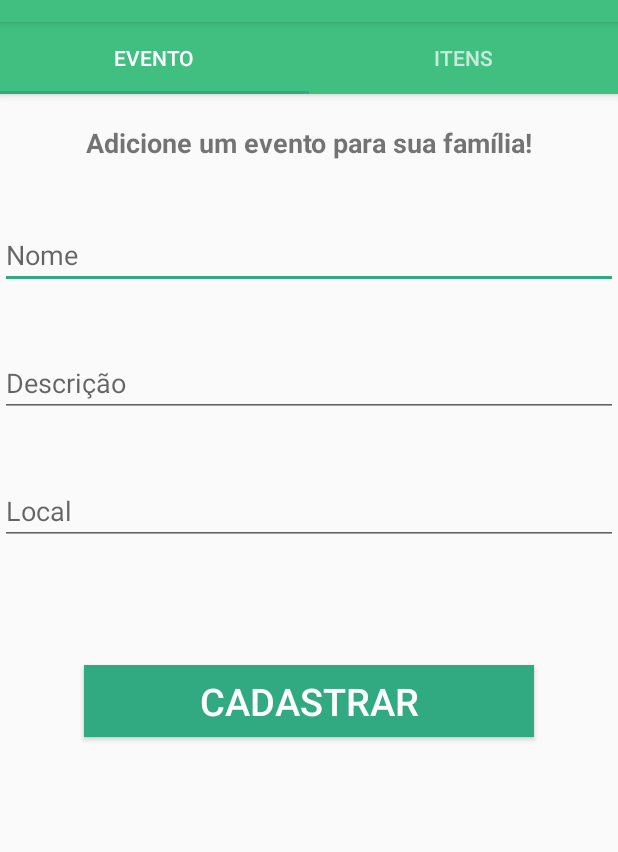
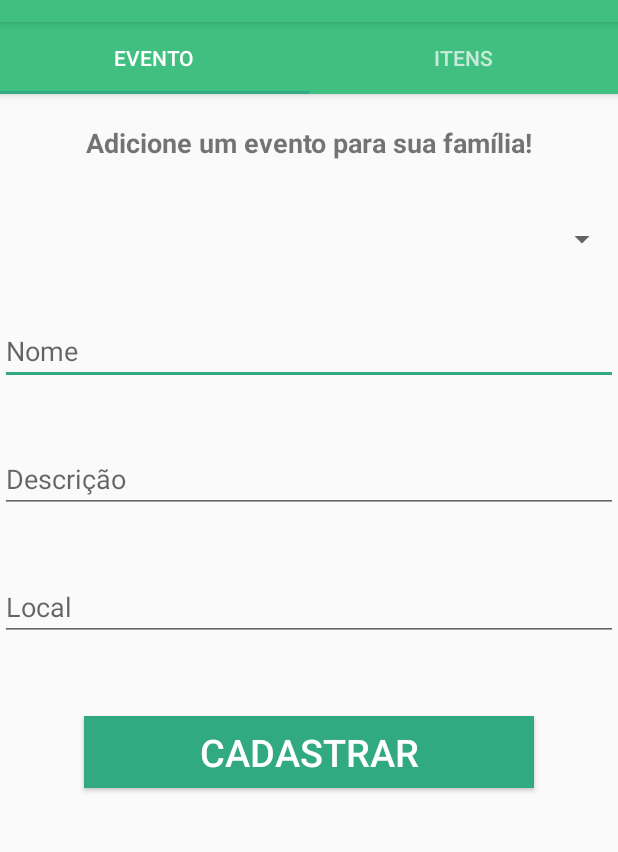
Before and after one commit to Jeaan2/Familyst-android, an Android app: the CadastroEventoFragment screen opened directly, with no data from a screen before it, on a phone screen of 412 x 824 dp, the part 62-914 px from its top. Run offline under Robolectric (Android 15) with nearby library versions, the phone set to English and light mode, and no system bars; network calls fail.

Commit message:
implementado onLongItemClick, format de data, action bar buttons

```diff
--- a/app/src/main/java/com/tcc/ufpr/familyst/Adapters/AlbumAdapter.java
+++ b/app/src/main/java/com/tcc/ufpr/familyst/Adapters/AlbumAdapter.java
@@ -49,9 +49,12 @@ public class AlbumAdapter extends ArrayAdapter<Album> {
             holder = (AlbumHolder)row.getTag();
         }
 
+        android.text.format.DateFormat df = new android.text.format.DateFormat();
         Album album = dados.get(position);
+
+        String dataFormatada =  df.format("dd/MM", album.getDataCriacao()).toString();
         holder.txtNome.setText(album.getNome());
-        holder.txtData.setText(album.getDataCriacao().toString());
+        holder.txtData.setText(dataFormatada);
 
         return row;
     }
--- a/app/src/main/java/com/tcc/ufpr/familyst/Adapters/ComentarioAdapter.java
+++ b/app/src/main/java/com/tcc/ufpr/familyst/Adapters/ComentarioAdapter.java
@@ -49,11 +49,13 @@ public class ComentarioAdapter extends ArrayAdapter<Comentario> {
         {
             holder = (ComentarioHolder)row.getTag();
         }
-
+        android.text.format.DateFormat df = new android.text.format.DateFormat();
         Comentario comentario = dados.get(position);
         //holder.txtNome.setText(comentario.getNome());
+
+        String dataFormatada =  df.format("dd/MM", comentario.getDataCriacao()).toString();
         holder.txtDescricao.setText(comentario.getDescricao());
-        holder.txtData.setText(comentario.getDataCriacao().toString());
+        holder.txtData.setText(dataFormatada);
 
         return row;
     }
--- a/app/src/main/java/com/tcc/ufpr/familyst/Adapters/EventoAdapter.java
+++ b/app/src/main/java/com/tcc/ufpr/familyst/Adapters/EventoAdapter.java
@@ -53,7 +53,7 @@ public class EventoAdapter extends ArrayAdapter<Evento> {
         android.text.format.DateFormat df = new android.text.format.DateFormat();
         Evento evento = dados.get(position);
 
-        String dataFormatada =  df.format("dd-MM-yyyy", evento.getDataCriacao()).toString();
+        String dataFormatada =  df.format("dd/MM/yy", evento.getDataCriacao()).toString();
         holder.txtNome.setText(evento.getNome());
         holder.txtData.setText(dataFormatada);
 
--- a/app/src/main/java/com/tcc/ufpr/familyst/Adapters/GaleriaAdapter.java
+++ b/app/src/main/java/com/tcc/ufpr/familyst/Adapters/GaleriaAdapter.java
@@ -45,10 +45,12 @@ public class GaleriaAdapter extends ArrayAdapter<Galeria> {
         else {
             holder = (GaleriaHolder)row.getTag();
         }
+        android.text.format.DateFormat df = new android.text.format.DateFormat();
+        Galeria galeria = dados[position];
 
-        Galeria galeria = dados[position];
+        String dataFormatada =  df.format("dd/MM/yy", galeria.getDataCriacao()).toString();
         holder.txtNome.setText(galeria.getNome());
-        holder.txtData.setText(galeria.getDataCriacao().toString());
+        holder.txtData.setText(dataFormatada);
 
         return row;
     }
--- a/app/src/main/java/com/tcc/ufpr/familyst/Adapters/VideoAdapter.java
+++ b/app/src/main/java/com/tcc/ufpr/familyst/Adapters/VideoAdapter.java
@@ -48,10 +48,12 @@ public class VideoAdapter extends ArrayAdapter<Video> {
         {
             holder = (VideoHolder) row.getTag();
         }
+        android.text.format.DateFormat df = new android.text.format.DateFormat();
+        Video video = dados.get(position);
 
-        Video video = dados.get(position);
+        String dataFormatada =  df.format("dd/MM/yy", video.getDataCriacao()).toString();
         holder.txtDescricao.setText(video.getDescricao());
-        holder.txtData.setText(video.getDataCriacao().toString());
+        holder.txtData.setText(dataFormatada);
 
         return row;
 
--- a/app/src/main/java/com/tcc/ufpr/familyst/Fragments/CadastroEventoFragment.java
+++ b/app/src/main/java/com/tcc/ufpr/familyst/Fragments/CadastroEventoFragment.java
@@ -8,6 +8,7 @@ import android.view.View;
 import android.view.ViewGroup;
 import android.widget.Button;
 import android.widget.EditText;
+import android.widget.Spinner;
 
 import com.tcc.ufpr.familyst.R;
 
@@ -16,6 +17,7 @@ import com.tcc.ufpr.familyst.R;
  */
 public class CadastroEventoFragment extends Fragment {
 
+    private Spinner spnTipoEvento;
     private EditText nomeEvento;
     private EditText localEvento;
     private EditText descricaoEvento;
@@ -35,6 +37,7 @@ public class CadastroEventoFragment extends Fragment {
         nomeEvento = (EditText) rootView.findViewById(R.id.txt_nome_evento_cadastro);
         localEvento = (EditText) rootView.findViewById(R.id.txt_local_evento_cadastro);
         descricaoEvento = (EditText) rootView.findViewById(R.id.txt_descricao_evento_cadastro);
+        spnTipoEvento = (Spinner) rootView.findViewById(R.id.spn_tipo_evento);
         btnCadastrarEvento = (Button) rootView.findViewById(R.id.btn_cadastrar_evento);
 
         btnCadastrarEvento.setOnClickListener(new View.OnClickListener() {
--- a/app/src/main/java/com/tcc/ufpr/familyst/Fragments/EventosFragment.java
+++ b/app/src/main/java/com/tcc/ufpr/familyst/Fragments/EventosFragment.java
@@ -81,12 +81,12 @@ public class EventosFragment extends Fragment {
             }
         });
 
-        listViewProximosEventos.setOnLongClickListener(new View.OnLongClickListener() {
+        listViewProximosEventos.setOnItemLongClickListener(new AdapterView.OnItemLongClickListener() {
             @Override
-            public boolean onLongClick(View v) {
+            public boolean onItemLongClick(AdapterView<?> parent, View view, int position, long id) {
                 Toast.makeText(getContext(), "Long click!", Toast.LENGTH_LONG).show();
+                return true;
 
-                return true;
             }
         });
 
--- a/app/src/main/java/com/tcc/ufpr/familyst/Fragments/ItensCadastroEventoFragment.java
+++ b/app/src/main/java/com/tcc/ufpr/familyst/Fragments/ItensCadastroEventoFragment.java
@@ -6,10 +6,12 @@ import android.support.v4.app.Fragment;
 import android.view.LayoutInflater;
 import android.view.View;
 import android.view.ViewGroup;
+import android.widget.AdapterView;
 import android.widget.Button;
 import android.widget.EditText;
 import android.widget.ListView;
 import android.widget.Spinner;
+import android.widget.Toast;
 
 import com.tcc.ufpr.familyst.R;
 
@@ -40,6 +42,15 @@ public class ItensCadastroEventoFragment extends Fragment {
         listItens = (ListView) rootView.findViewById(R.id.list_itens_adicionados);
         addItem = (Button) rootView.findViewById(R.id.btn_add_item);
 
+        listItens.setOnItemLongClickListener(new AdapterView.OnItemLongClickListener() {
+            @Override
+            public boolean onItemLongClick(AdapterView<?> parent, View view, int position, long id) {
+                Toast.makeText(getContext(), "Long click!", Toast.LENGTH_LONG).show();
+                return true;
+
+            }
+        });
+
         return  rootView;
     }
 
--- a/app/src/main/res/layout/fragment_cadastro_evento.xml
+++ b/app/src/main/res/layout/fragment_cadastro_evento.xml
@@ -15,6 +15,16 @@
         android:layout_marginBottom="20dp"
         android:layout_marginTop="20dp"
         android:layout_gravity="center_horizontal" />
+
+
+    <Spinner
+        android:layout_width="match_parent"
+        android:layout_height="wrap_content"
+        android:id="@+id/spn_tipo_evento"
+        android:layout_marginBottom="20dp"
+        android:layout_marginTop="20dp"
+        android:layout_gravity="center_horizontal" />
+
 
     <EditText
         android:layout_width="match_parent"
@@ -40,7 +50,7 @@
         android:id="@+id/txt_local_evento_cadastro"
         android:hint="Local"
         android:layout_marginTop="20dp"
-        android:layout_marginBottom="50dp"
+        android:layout_marginBottom="20dp"
         android:layout_gravity="center_horizontal" />
 
     <Button
--- a/app/src/main/res/layout/item_lista_eventos.xml
+++ b/app/src/main/res/layout/item_lista_eventos.xml
@@ -23,7 +23,9 @@
                 android:id="@+id/nome_evento"
                 android:layout_width="wrap_content"
                 android:layout_height="wrap_content"
-                android:text="Páscoa 2016"
+                android:text="Primeiro encontro familia fidencio 2017"
+                android:lines="1"
+                android:ellipsize="end"
                 android:layout_marginTop="15dp"
                 android:layout_marginLeft="10dp"
                 android:textSize="20dp"
```
Also changed, not shown: app/src/main/java/com/tcc/ufpr/familyst/Activities/MainActivity.java (+8 -1 lines), app/src/main/java/com/tcc/ufpr/familyst/Fragments/AlbumsFragment.java (+9 -0 lines), app/src/main/java/com/tcc/ufpr/familyst/Fragments/GaleriasFragment.java (+10 -0 lines), app/src/main/java/com/tcc/ufpr/familyst/Fragments/MembrosFragment.java (+10 -0 lines), app/src/main/res/menu/main.xml (+12 -0 lines), app/src/main/res/drawable/ic_delete.png (added), app/src/main/res/drawable/ic_edit.png (added).
